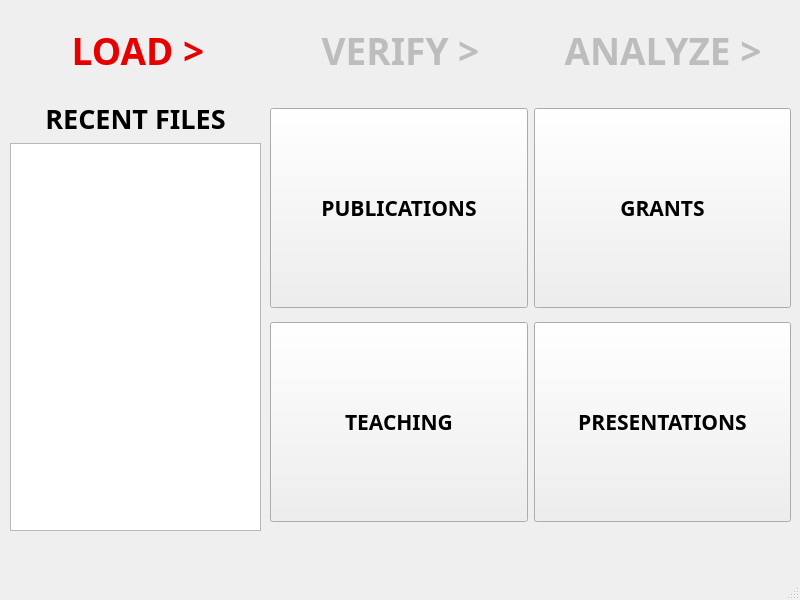
First picture: the form in Project/AppleProject/load_csv.ui, repository JRWu/DataAggregation, before the edit.
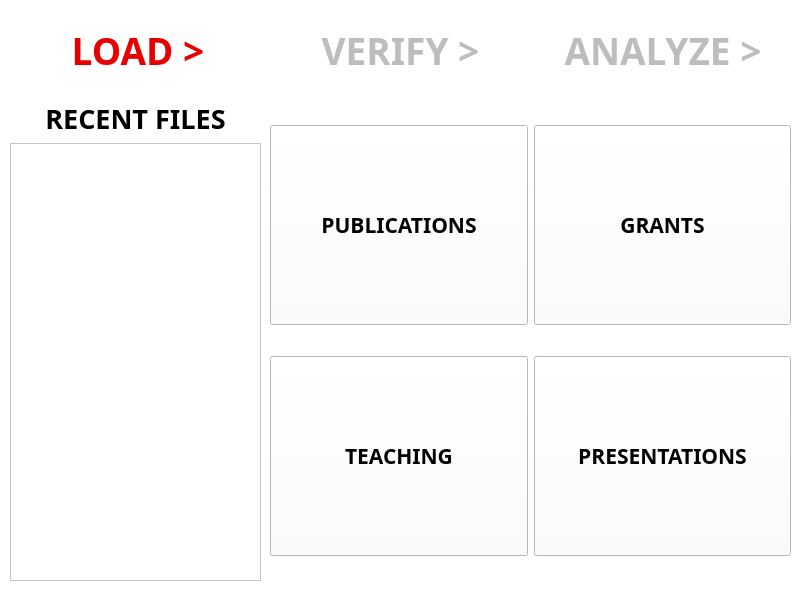
Second picture: the form after the edit.

Commit message: VLS - fixed up the UI so it is more consistant, added some color

Diff of the .ui file:
```diff
--- a/Project/AppleProject/load_csv.ui
+++ b/Project/AppleProject/load_csv.ui
@@ -2,25 +2,447 @@
 <ui version="4.0">
  <class>LoadCSV</class>
  <widget class="QMainWindow" name="LoadCSV">
-  <property name="geometry">
-   <rect>
-    <x>0</x>
-    <y>0</y>
+  <property name="minimumSize">
+   <size>
     <width>800</width>
     <height>600</height>
-   </rect>
+   </size>
+  </property>
+  <property name="palette">
+   <palette>
+    <active>
+     <colorrole role="WindowText">
+      <brush brushstyle="SolidPattern">
+       <color alpha="255">
+        <red>0</red>
+        <green>0</green>
+        <blue>0</blue>
+       </color>
+      </brush>
+     </colorrole>
+     <colorrole role="Button">
+      <brush brushstyle="SolidPattern">
+       <color alpha="255">
+        <red>255</red>
+        <green>255</green>
+        <blue>255</blue>
+       </color>
+      </brush>
+     </colorrole>
+     <colorrole role="Light">
+      <brush brushstyle="SolidPattern">
+       <color alpha="255">
+        <red>255</red>
+        <green>255</green>
+        <blue>255</blue>
+       </color>
+      </brush>
+     </colorrole>
+     <colorrole role="Midlight">
+      <brush brushstyle="SolidPattern">
+       <color alpha="255">
+        <red>255</red>
+        <green>255</green>
+        <blue>255</blue>
+       </color>
+      </brush>
+     </colorrole>
+     <colorrole role="Dark">
+      <brush brushstyle="SolidPattern">
+       <color alpha="255">
+        <red>127</red>
+        <green>127</green>
+        <blue>127</blue>
+       </color>
+      </brush>
+     </colorrole>
+     <colorrole role="Mid">
+      <brush brushstyle="SolidPattern">
+       <color alpha="255">
+        <red>170</red>
+        <green>170</green>
+        <blue>170</blue>
+       </color>
+      </brush>
+     </colorrole>
+     <colorrole role="Text">
+      <brush brushstyle="SolidPattern">
+       <color alpha="255">
+        <red>0</red>
+        <green>0</green>
+        <blue>0</blue>
+       </color>
+      </brush>
+     </colorrole>
+     <colorrole role="BrightText">
+      <brush brushstyle="SolidPattern">
+       <color alpha="255">
+        <red>255</red>
+        <green>255</green>
+        <blue>255</blue>
+       </color>
+      </brush>
+     </colorrole>
+     <colorrole role="ButtonText">
+      <brush brushstyle="SolidPattern">
+       <color alpha="255">
+        <red>0</red>
+        <green>0</green>
+        <blue>0</blue>
+       </color>
+      </brush>
+     </colorrole>
+     <colorrole role="Base">
+      <brush brushstyle="SolidPattern">
+       <color alpha="255">
+        <red>255</red>
+        <green>255</green>
+        <blue>255</blue>
+       </color>
+      </brush>
+     </colorrole>
+     <colorrole role="Window">
+      <brush brushstyle="SolidPattern">
+       <color alpha="255">
+        <red>255</red>
+        <green>255</green>
+        <blue>255</blue>
+       </color>
+      </brush>
+     </colorrole>
+     <colorrole role="Shadow">
+      <brush brushstyle="SolidPattern">
+       <color alpha="255">
+        <red>0</red>
+        <green>0</green>
+        <blue>0</blue>
+       </color>
+      </brush>
+     </colorrole>
+     <colorrole role="AlternateBase">
+      <brush brushstyle="SolidPattern">
+       <color alpha="255">
+        <red>255</red>
+        <green>255</green>
+        <blue>255</blue>
+       </color>
+      </brush>
+     </colorrole>
+     <colorrole role="ToolTipBase">
+      <brush brushstyle="SolidPattern">
+       <color alpha="255">
+        <red>255</red>
+        <green>255</green>
+        <blue>220</blue>
+       </color>
+      </brush>
+     </colorrole>
+     <colorrole role="ToolTipText">
+      <brush brushstyle="SolidPattern">
+       <color alpha="255">
+        <red>0</red>
+        <green>0</green>
+        <blue>0</blue>
+       </color>
+      </brush>
+     </colorrole>
+    </active>
+    <inactive>
+     <colorrole role="WindowText">
+      <brush brushstyle="SolidPattern">
+       <color alpha="255">
+        <red>0</red>
+        <green>0</green>
+        <blue>0</blue>
+       </color>
+      </brush>
+     </colorrole>
+     <colorrole role="Button">
+      <brush brushstyle="SolidPattern">
+       <color alpha="255">
+        <red>255</red>
+        <green>255</green>
+        <blue>255</blue>
+       </color>
+      </brush>
+     </colorrole>
+     <colorrole role="Light">
+      <brush brushstyle="SolidPattern">
+       <color alpha="255">
+        <red>255</red>
+        <green>255</green>
+        <blue>255</blue>
+       </color>
+      </brush>
+     </colorrole>
+     <colorrole role="Midlight">
+      <brush brushstyle="SolidPattern">
+       <color alpha="255">
+        <red>255</red>
+        <green>255</green>
+        <blue>255</blue>
+       </color>
+      </brush>
+     </colorrole>
+     <colorrole role="Dark">
+      <brush brushstyle="SolidPattern">
+       <color alpha="255">
+        <red>127</red>
+        <green>127</green>
+        <blue>127</blue>
+       </color>
+      </brush>
+     </colorrole>
+     <colorrole role="Mid">
+      <brush brushstyle="SolidPattern">
+       <color alpha="255">
+        <red>170</red>
+        <green>170</green>
+        <blue>170</blue>
+       </color>
+      </brush>
+     </colorrole>
+     <colorrole role="Text">
+      <brush brushstyle="SolidPattern">
+       <color alpha="255">
+        <red>0</red>
+        <green>0</green>
+        <blue>0</blue>
+       </color>
+      </brush>
+     </colorrole>
+     <colorrole role="BrightText">
+      <brush brushstyle="SolidPattern">
+       <color alpha="255">
+        <red>255</red>
+        <green>255</green>
+        <blue>255</blue>
+       </color>
+      </brush>
+     </colorrole>
+     <colorrole role="ButtonText">
+      <brush brushstyle="SolidPattern">
+       <color alpha="255">
+        <red>0</red>
+        <green>0</green>
+        <blue>0</blue>
+       </color>
+      </brush>
+     </colorrole>
+     <colorrole role="Base">
+      <brush brushstyle="SolidPattern">
+       <color alpha="255">
+        <red>255</red>
+        <green>255</green>
+        <blue>255</blue>
+       </color>
+      </brush>
+     </colorrole>
+     <colorrole role="Window">
+      <brush brushstyle="SolidPattern">
+       <color alpha="255">
+        <red>255</red>
+        <green>255</green>
+        <blue>255</blue>
+       </color>
+      </brush>
+     </colorrole>
+     <colorrole role="Shadow">
+      <brush brushstyle="SolidPattern">
+       <color alpha="255">
+        <red>0</red>
+        <green>0</green>
+        <blue>0</blue>
+       </color>
+      </brush>
+     </colorrole>
+     <colorrole role="AlternateBase">
+      <brush brushstyle="SolidPattern">
+       <color alpha="255">
+        <red>255</red>
+        <green>255</green>
+        <blue>255</blue>
+       </color>
+      </brush>
+     </colorrole>
+     <colorrole role="ToolTipBase">
+      <brush brushstyle="SolidPattern">
+       <color alpha="255">
+        <red>255</red>
+        <green>255</green>
+        <blue>220</blue>
+       </color>
+      </brush>
+     </colorrole>
+     <colorrole role="ToolTipText">
+      <brush brushstyle="SolidPattern">
+       <color alpha="255">
+        <red>0</red>
+        <green>0</green>
+        <blue>0</blue>
+       </color>
+      </brush>
+     </colorrole>
+    </inactive>
+    <disabled>
+     <colorrole role="WindowText">
+      <brush brushstyle="SolidPattern">
+       <color alpha="255">
+        <red>127</red>
+        <green>127</green>
+        <blue>127</blue>
+       </color>
+      </brush>
+     </colorrole>
+     <colorrole role="Button">
+      <brush brushstyle="SolidPattern">
+       <color alpha="255">
+        <red>255</red>
+        <green>255</green>
+        <blue>255</blue>
+       </color>
+      </brush>
+     </colorrole>
+     <colorrole role="Light">
+      <brush brushstyle="SolidPattern">
+       <color alpha="255">
+        <red>255</red>
+        <green>255</green>
+        <blue>255</blue>
+       </color>
+      </brush>
+     </colorrole>
+     <colorrole role="Midlight">
+      <brush brushstyle="SolidPattern">
+       <color alpha="255">
+        <red>255</red>
+        <green>255</green>
+        <blue>255</blue>
+       </color>
+      </brush>
+     </colorrole>
+     <colorrole role="Dark">
+      <brush brushstyle="SolidPattern">
+       <color alpha="255">
+        <red>127</red>
+        <green>127</green>
+        <blue>127</blue>
+       </color>
+      </brush>
+     </colorrole>
+     <colorrole role="Mid">
+      <brush brushstyle="SolidPattern">
+       <color alpha="255">
+        <red>170</red>
+        <green>170</green>
+        <blue>170</blue>
+       </color>
+      </brush>
+     </colorrole>
+     <colorrole role="Text">
+      <brush brushstyle="SolidPattern">
+       <color alpha="255">
+        <red>127</red>
+        <green>127</green>
+        <blue>127</blue>
+       </color>
+      </brush>
+     </colorrole>
+     <colorrole role="BrightText">
+      <brush brushstyle="SolidPattern">
+       <color alpha="255">
+        <red>255</red>
+        <green>255</green>
+        <blue>255</blue>
+       </color>
+      </brush>
+     </colorrole>
+     <colorrole role="ButtonText">
+      <brush brushstyle="SolidPattern">
+       <color alpha="255">
+        <red>127</red>
+        <green>127</green>
+        <blue>127</blue>
+       </color>
+      </brush>
+     </colorrole>
+     <colorrole role="Base">
+      <brush brushstyle="SolidPattern">
+       <color alpha="255">
+        <red>255</red>
+        <green>255</green>
+        <blue>255</blue>
+       </color>
+      </brush>
+     </colorrole>
+     <colorrole role="Window">
+      <brush brushstyle="SolidPattern">
+       <color alpha="255">
+        <red>255</red>
+        <green>255</green>
+        <blue>255</blue>
+       </color>
+      </brush>
+     </colorrole>
+     <colorrole role="Shadow">
+      <brush brushstyle="SolidPattern">
+       <color alpha="255">
+        <red>0</red>
+        <green>0</green>
+        <blue>0</blue>
+       </color>
+      </brush>
+     </colorrole>
+     <colorrole role="AlternateBase">
+      <brush brushstyle="SolidPattern">
+       <color alpha="255">
+        <red>255</red>
+        <green>255</green>
+        <blue>255</blue>
+       </color>
+      </brush>
+     </colorrole>
+     <colorrole role="ToolTipBase">
+      <brush brushstyle="SolidPattern">
+       <color alpha="255">
+        <red>255</red>
+        <green>255</green>
+        <blue>220</blue>
+       </color>
+      </brush>
+     </colorrole>
+     <colorrole role="ToolTipText">
+      <brush brushstyle="SolidPattern">
+       <color alpha="255">
+        <red>0</red>
+        <green>0</green>
+        <blue>0</blue>
+       </color>
+      </brush>
+     </colorrole>
+    </disabled>
+   </palette>
   </property>
   <property name="windowTitle">
    <string>MainWindow</string>
   </property>
+  <property name="autoFillBackground">
+   <bool>true</bool>
+  </property>
   <widget class="QWidget" name="centralwidget">
+   <property name="minimumSize">
+    <size>
+     <width>800</width>
+     <height>600</height>
+    </size>
+   </property>
    <widget class="QWidget" name="verticalLayoutWidget">
     <property name="geometry">
      <rect>
       <x>10</x>
       <y>100</y>
       <width>251</width>
-      <height>431</height>
+      <height>481</height>
      </rect>
     </property>
     <layout class="QVBoxLayout" name="recent_files_area">
@@ -52,7 +474,7 @@
       <x>270</x>
       <y>100</y>
       <width>521</width>
-      <height>431</height>
+      <height>481</height>
      </rect>
     </property>
     <layout class="QVBoxLayout" name="select_csv_area">
@@ -346,17 +768,6 @@
     </layout>
    </widget>
   </widget>
-  <widget class="QMenuBar" name="menubar">
-   <property name="geometry">
-    <rect>
-     <x>0</x>
-     <y>0</y>
-     <width>800</width>
-     <height>21</height>
-    </rect>
-   </property>
-  </widget>
-  <widget class="QStatusBar" name="statusbar"/>
  </widget>
  <resources/>
  <connections/>
```
The commit also changes 8 other files.
